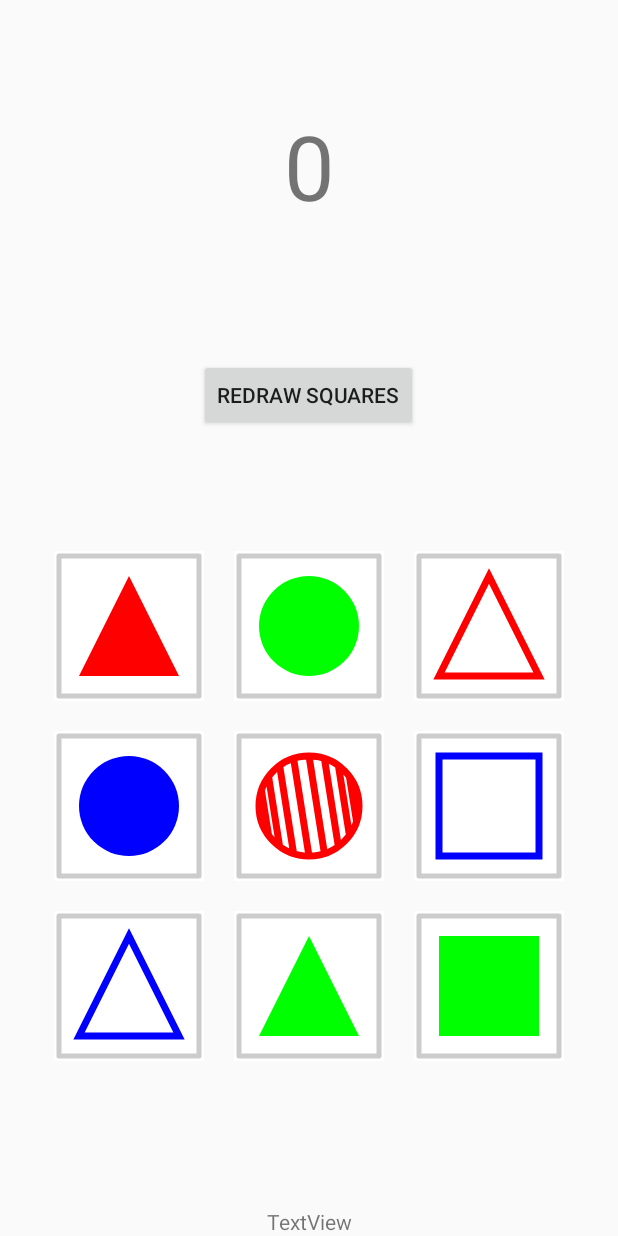
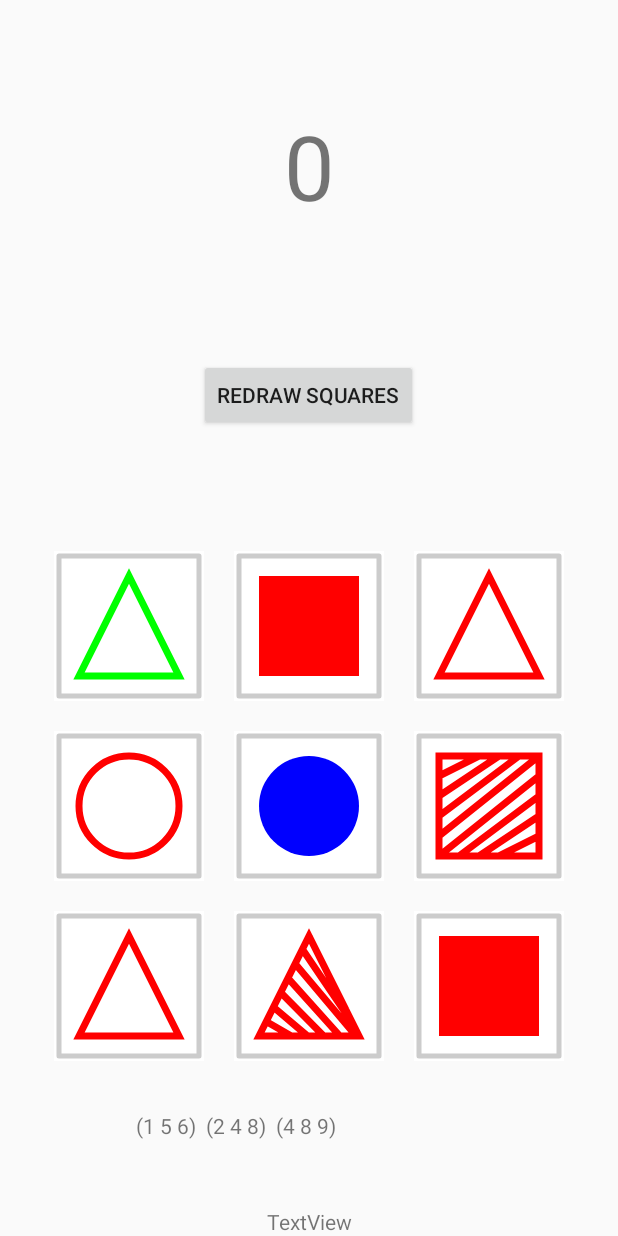
Before and after one commit to yewei600/Sets, an Android app: the screen it shows after launch (MainActivity), after a tap on "PLAY", on a phone screen of 412 x 824 dp. Run offline under Robolectric (Android 15) with nearby library versions, the phone set to English and light mode, and no system bars; our stand-ins replace data binding.

Commit message:
GameFragment work

```diff
--- a/app/src/main/java/com/ericwei/sets/game/GameContract.kt
+++ b/app/src/main/java/com/ericwei/sets/game/GameContract.kt
@@ -1,6 +1,7 @@
 package com.ericwei.sets.game
 
 import com.ericwei.sets.model.Shape
+import com.ericwei.sets.model.ShapeView
 
 
 class GameContract {
@@ -10,7 +11,7 @@ class GameContract {
 
         fun getGameShapes()
 
-        fun checkUserPlay()
+        fun shapeClicked(shapeView: ShapeView)
 
         fun checkIsSet(s1: Shape, s2: Shape, s3: Shape): Boolean
     }
@@ -19,6 +20,8 @@ class GameContract {
 
         fun onGameShapesReceived(gameArray: ArrayList<Shape>)
 
+        fun onCurrentSetsReceived(curSets: ArrayList<Array<Int>>)
+
         fun updateShapes()
 
         fun onTimerExpired()
--- a/app/src/main/java/com/ericwei/sets/game/GameFragment.kt
+++ b/app/src/main/java/com/ericwei/sets/game/GameFragment.kt
@@ -4,15 +4,22 @@ import android.os.Bundle
 import android.view.LayoutInflater
 import android.view.View
 import android.view.ViewGroup
+import android.widget.GridLayout
+import android.widget.TextView
+import androidx.core.view.children
 import androidx.databinding.DataBindingUtil
 import androidx.fragment.app.Fragment
 import com.ericwei.sets.R
 import com.ericwei.sets.databinding.FragmentGameBinding
 import com.ericwei.sets.model.Shape
+import com.ericwei.sets.model.ShapeView
 
 class GameFragment : Fragment(), GameContract.View {
 
     private lateinit var mGamePresenter: GameContract.Presenter
+    private lateinit var mGridLayout: GridLayout
+    private lateinit var mShapeArray: Array<ShapeView>
+    private lateinit var mCurSetsTv: TextView
 
     override fun onCreateView(
         inflater: LayoutInflater, container: ViewGroup?,
@@ -22,10 +29,31 @@ class GameFragment : Fragment(), GameContract.View {
         val binding: FragmentGameBinding = DataBindingUtil.inflate(
             inflater, R.layout.fragment_game, container, false
         )
-
         mGamePresenter = GamePresenter(this)
+        assignUi(binding)
 
         return binding.root
+    }
+
+    private fun assignUi(binding: FragmentGameBinding) {
+        mGridLayout = binding.grid
+        mCurSetsTv = binding.curSetsTv
+        mShapeArray = arrayOf(
+            binding.s1,
+            binding.s2,
+            binding.s3,
+            binding.s4,
+            binding.s5,
+            binding.s6,
+            binding.s7,
+            binding.s8,
+            binding.s9
+        )
+        mShapeArray.forEach { shape ->
+            shape.setOnClickListener {
+                mGamePresenter.shapeClicked(shape)
+            }
+        }
     }
 
     override fun onResume() {
@@ -35,7 +63,18 @@ class GameFragment : Fragment(), GameContract.View {
     }
 
     override fun onGameShapesReceived(gameArray: ArrayList<Shape>) {
+        for (i in 0..8) {
+            mShapeArray[i].setShapeAttributes(gameArray[i])
+        }
+        mGridLayout.invalidate()
+    }
 
+    override fun onCurrentSetsReceived(curSets: ArrayList<Array<Int>>) {
+        var str = ""
+        curSets.forEach { set ->
+            str += "(${set[0] + 1} ${set[1] + 1} ${set[2] + 1})  "
+        }
+        mCurSetsTv.text = str
     }
 
     override fun updateShapes() {
--- a/app/src/main/java/com/ericwei/sets/model/ShapeView.kt
+++ b/app/src/main/java/com/ericwei/sets/model/ShapeView.kt
@@ -10,14 +10,14 @@ import android.view.animation.LinearInterpolator
 class ShapeView(context: Context, attrs: AttributeSet) : View(context, attrs) {
 
     enum class DrawState {
-        REDRAW, SELECT, UNSELECT
+        WAITING, REDRAW, SELECT, UNSELECT
     }
 
-    private lateinit var mShape: ShapeType
-    private lateinit var mColor: ColorType
-    private lateinit var mFill: FillType
+    lateinit var mShape: ShapeType
+    lateinit var mColor: ColorType
+    lateinit var mFill: FillType
 
-    private var mDrawState = DrawState.REDRAW
+    private var mDrawState = DrawState.WAITING
     private var mPaint = Paint()
     private var mFramePaint = Paint()
     private var mPath = Path()
@@ -111,6 +111,12 @@ class ShapeView(context: Context, attrs: AttributeSet) : View(context, attrs) {
         invalidate()
     }
 
+    fun setShapeAttributes(shape: Shape) {
+        mShape = shape.shapeType
+        mColor = shape.colorType
+        mFill = shape.fillType
+    }
+
     private fun drawLinesThrough(path: Path) {
         val pathMeasure = PathMeasure()
         pathMeasure.setPath(path, false)
--- a/app/src/main/res/layout/fragment_game.xml
+++ b/app/src/main/res/layout/fragment_game.xml
@@ -29,63 +29,72 @@
                 android:layout_width="100dp"
                 android:layout_height="100dp"
                 android:layout_margin="10dp"
-                android:background="@color/cardview_dark_background" />
+                android:background="@color/cardview_dark_background"
+                android:tag="0" />
 
             <com.ericwei.sets.model.ShapeView
                 android:id="@+id/s2"
                 android:layout_width="100dp"
                 android:layout_height="100dp"
                 android:layout_margin="10dp"
-                android:background="@color/cardview_dark_background" />
+                android:background="@color/cardview_dark_background"
+                android:tag="1" />
 
             <com.ericwei.sets.model.ShapeView
                 android:id="@+id/s3"
                 android:layout_width="100dp"
                 android:layout_height="100dp"
                 android:layout_margin="10dp"
-                android:background="@color/cardview_dark_background" />
+                android:background="@color/cardview_dark_background"
+                android:tag="2" />
 
             <com.ericwei.sets.model.ShapeView
                 android:id="@+id/s4"
                 android:layout_width="100dp"
                 android:layout_height="100dp"
                 android:layout_margin="10dp"
-                android:background="@color/cardview_dark_background" />
+                android:background="@color/cardview_dark_background"
+                android:tag="3" />
 
             <com.ericwei.sets.model.ShapeView
                 android:id="@+id/s5"
                 android:layout_width="100dp"
                 android:layout_height="100dp"
                 android:layout_margin="10dp"
-                android:background="@color/cardview_dark_background" />
+                android:background="@color/cardview_dark_background"
+                android:tag="4" />
 
             <com.ericwei.sets.model.ShapeView
                 android:id="@+id/s6"
                 android:layout_width="100dp"
                 android:layout_height="100dp"
                 android:layout_margin="10dp"
-                android:background="@color/cardview_dark_background" />
+                android:background="@color/cardview_dark_background"
+                android:tag="5" />
 
             <com.ericwei.sets.model.ShapeView
                 android:id="@+id/s7"
                 android:layout_width="100dp"
                 android:layout_height="100dp"
                 android:layout_margin="10dp"
-                android:background="@color/cardview_dark_background" />
+                android:background="@color/cardview_dark_background"
+                android:tag="6" />
 
             <com.ericwei.sets.model.ShapeView
                 android:id="@+id/s8"
                 android:layout_width="100dp"
                 android:layout_height="100dp"
                 android:layout_margin="10dp"
-                android:background="@color/cardview_dark_background" />
+                android:background="@color/cardview_dark_background"
+                android:tag="7" />
 
             <com.ericwei.sets.model.ShapeView
                 android:id="@+id/s9"
                 android:layout_width="100dp"
                 android:layout_height="100dp"
                 android:layout_margin="10dp"
-                android:background="@color/cardview_dark_background" />
+                android:background="@color/cardview_dark_background"
+                android:tag="8" />
 
         </GridLayout>
 
@@ -121,5 +130,15 @@
             app:layout_constraintEnd_toEndOf="parent"
             app:layout_constraintStart_toStartOf="parent" />
 
+        <TextView
+            android:id="@+id/curSetsTv"
+            android:layout_width="wrap_content"
+            android:layout_height="wrap_content"
+            android:layout_marginTop="23dp"
+            android:layout_marginEnd="4dp"
+            android:text="TextView"
+            app:layout_constraintEnd_toEndOf="@+id/timeTv"
+            app:layout_constraintTop_toBottomOf="@+id/grid" />
+
     </androidx.constraintlayout.widget.ConstraintLayout>
 </layout>
```
Also changed, not shown: app/src/main/java/com/ericwei/sets/game/GamePresenter.kt (+44 -8 lines).
